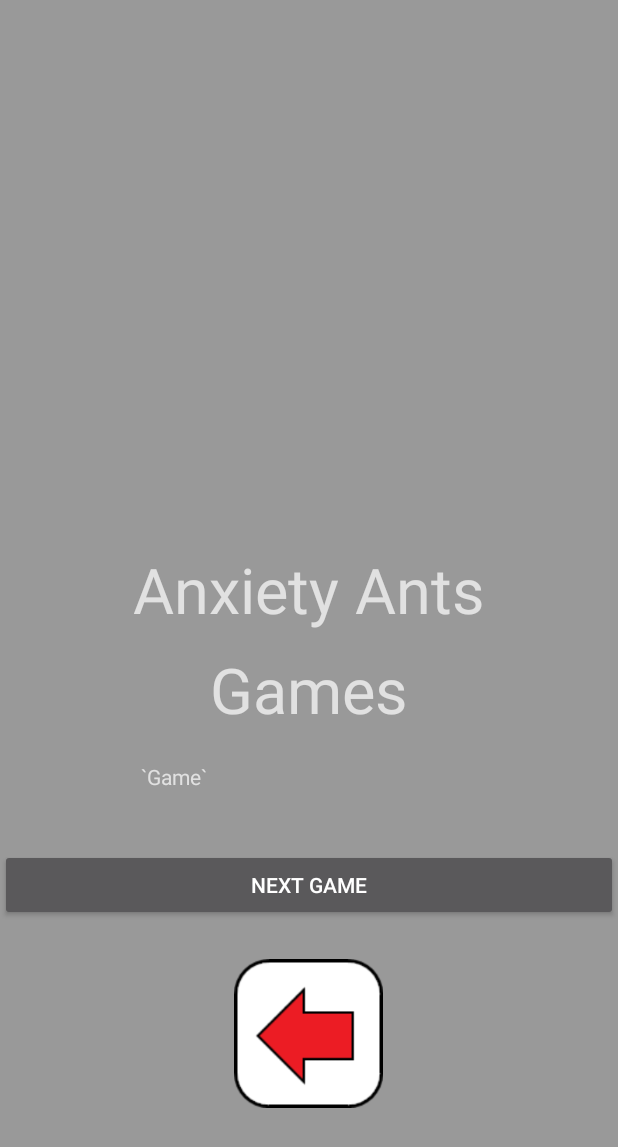
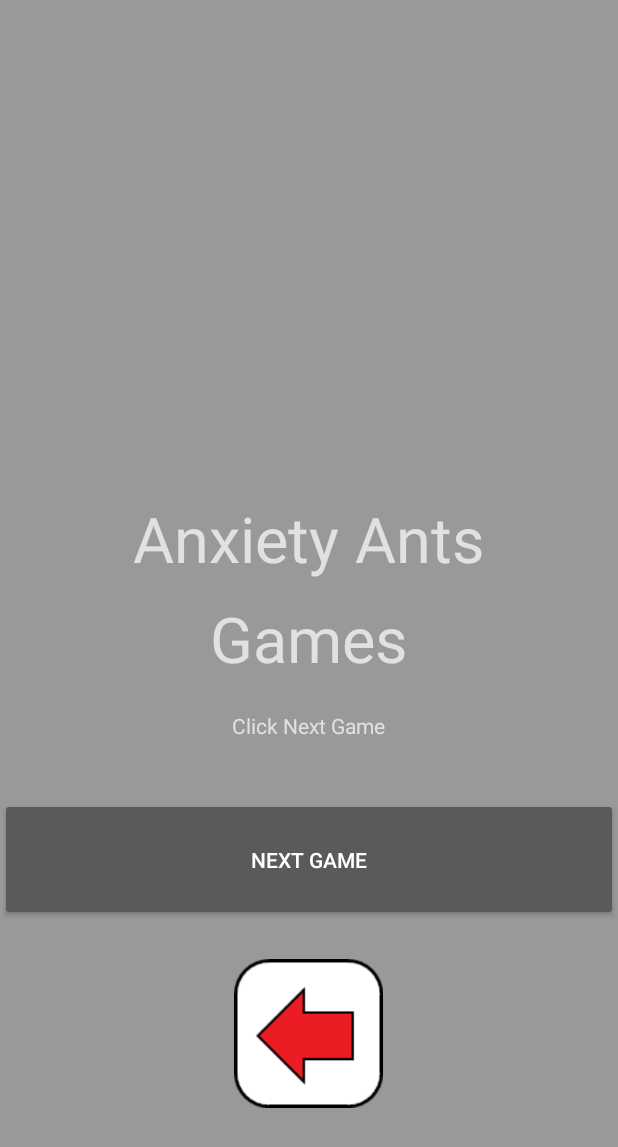
Before and after one commit to abegaz/AnxietyManagement, an Android app: the games screen opened directly, with no data from a screen before it, on a phone screen of 412 x 824 dp. Shown: the top 1147 px of the screen. Run offline under Robolectric (Android 15) with nearby library versions, the light colour scheme and no system bars.

Commit message:
I've added my code for the gamesPage, It is now funcitonal

```diff
--- a/app/src/main/java/ung/csci/a3300/anxietymanagement/controller/gamesPage.java
+++ b/app/src/main/java/ung/csci/a3300/anxietymanagement/controller/gamesPage.java
@@ -12,6 +12,7 @@ import android.support.v7.app.AppCompatActivity;
 import ung.csci.a3300.anxietymanagement.view.MainActivity;
 
 public class gamesPage extends AppCompatActivity {
+
 
 //        String[] Games = {"Proteus","Abzu","Journey","Farming Simulator", "Meadow"};
 //        // "Proteus","Abzu","Journey","Farming Simulator", "Meadow" wtf are these? its about loneliness not walking through a park
--- a/app/src/main/java/ung/csci/a3300/anxietymanagement/view/MainActivity.kt
+++ b/app/src/main/java/ung/csci/a3300/anxietymanagement/view/MainActivity.kt
@@ -6,6 +6,7 @@ import android.os.Bundle
 import android.view.View
 import android.widget.ImageButton
 import android.content.Intent
+import android.widget.Button
 import ung.csci.a3300.anxietymanagement.R
 
 class MainActivity() : AppCompatActivity() {
--- a/app/src/main/java/ung/csci/a3300/anxietymanagement/view/games.kt
+++ b/app/src/main/java/ung/csci/a3300/anxietymanagement/view/games.kt
@@ -5,7 +5,9 @@ import android.support.v7.app.AppCompatActivity
 import android.os.Bundle
 import android.os.Handler
 import android.view.View
+import android.widget.Button
 import android.widget.ImageButton
+import android.widget.TextView
 import ung.csci.a3300.anxietymanagement.R
 import kotlinx.android.synthetic.main.activity_games.*
 
@@ -14,19 +16,28 @@ import kotlinx.android.synthetic.main.activity_games.*
  * status bar and navigation/system bar) with user interaction.
  */
 class games : AppCompatActivity() {
-
+    var games = arrayOf("Runscape","World of Warcraft", "Counter Strike: Global Offensive")
 
     override fun onCreate(savedInstanceState: Bundle?) {
         super.onCreate(savedInstanceState)
 
         setContentView(R.layout.activity_games)
         val back_button = findViewById<ImageButton>(R.id.user_games_backButton)
+        val game_page_select = findViewById<Button>(R.id.nextGame_button)
+        val game_display = findViewById<TextView>(R.id.games_showgame_text)
         var clickListener = View.OnClickListener {view ->
             when (view.getId()) {
                 R.id.user_games_backButton -> openMainActivity()
+                R.id.nextGame_button -> pickGame()
             }
         }
         back_button.setOnClickListener(clickListener)
+        game_page_select.setOnClickListener(clickListener)
+    }
+    fun pickGame(){
+
+        var game_index = ((Math.random()* games.size)).toInt()
+        games_showgame_text.text = games[game_index]
     }
     fun openMainActivity(){
         val intent = Intent(this@games,MainActivity::class.java)
--- a/app/src/main/res/layout/activity_games.xml
+++ b/app/src/main/res/layout/activity_games.xml
@@ -88,14 +88,14 @@
                         android:layout_width="223dp"
                         android:layout_height="48dp"
                         android:layout_weight="1"
-                        android:text="`Game`"
-                        tools:textSize="30sp"/>
+                        android:text="Click Next Game"
+                        tools:textSize="30sp" android:gravity="center_horizontal"/>
             </LinearLayout>
 
             <Button
                     android:id="@+id/nextGame_button"
                     android:layout_width="match_parent"
-                    android:layout_height="match_parent"
+                    android:layout_height="82dp"
                     android:text="Next Game"/>
 
             <LinearLayout
```
